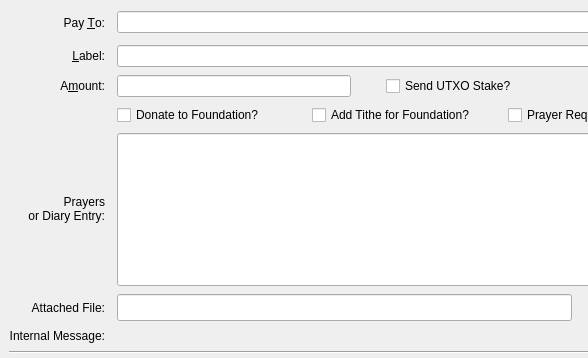
This is src/qt/forms/sendcoinsentry.ui in biblepay/biblepay as Qt 5 draws it before an edit; both pictures show x 0 to 588 and y 0 to 358 of the 907 by 358 pixel window. The edited form follows.
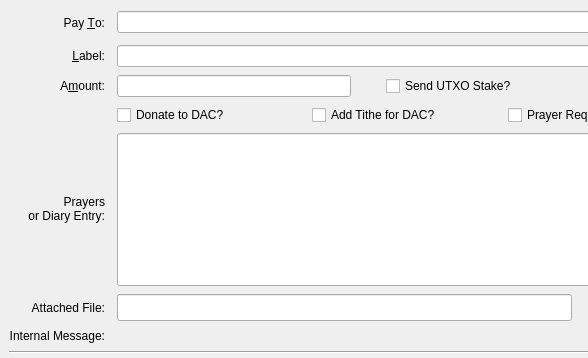
This is the edited form. Custom widgets are drawn as their Qt base class.

Diff of the .ui file:
```diff
--- a/src/qt/forms/sendcoinsentry.ui
+++ b/src/qt/forms/sendcoinsentry.ui
@@ -402,7 +402,7 @@
          <enum>Qt::LeftToRight</enum>
         </property>
         <property name="text">
-         <string>Donate to Foundation?</string>
+         <string>Donate to DAC?</string>
         </property>
        </widget>
       </item>
@@ -415,7 +415,7 @@
          <enum>Qt::LeftToRight</enum>
         </property>
         <property name="text">
-         <string>Add Tithe for Foundation?</string>
+         <string>Add Tithe for DAC?</string>
         </property>
        </widget>
       </item>
```
Left out of the diff: 2 changed lines with no effect on the pictures.
